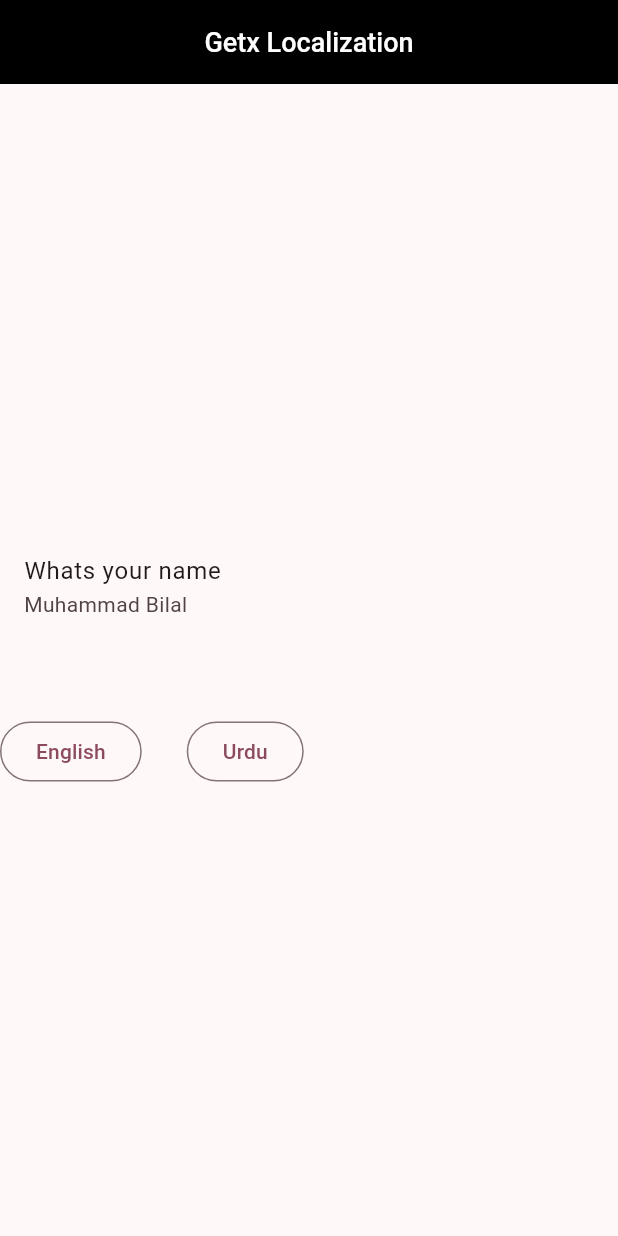
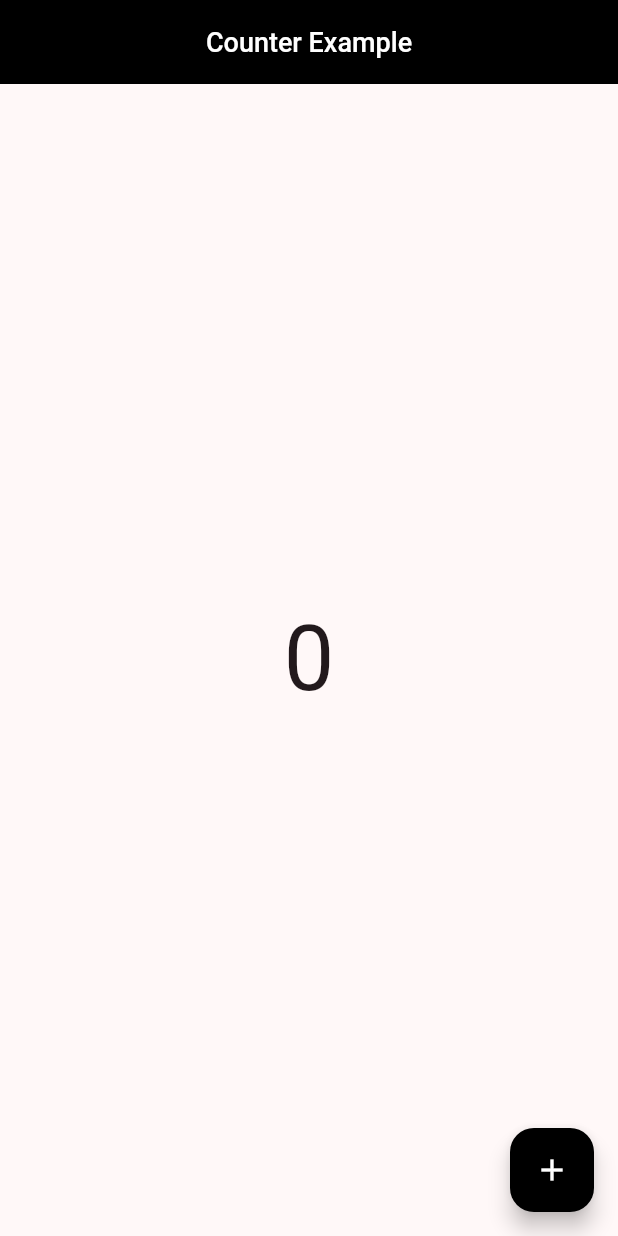
Before and after one commit to MuhammadBilalAbid/getx, a Flutter app: the screen it shows after launch, on a phone screen of 412 x 824 dp. Run offline on Flutter 3.47's test engine with Material 3 defaults, Android fonts, the phone set to English and light mode, and no system bars; our stand-ins replace get.

Commit message:
setState 11-11

```diff
--- a/lib/home_screen.dart
+++ b/lib/home_screen.dart
@@ -1,5 +1,4 @@
 import 'package:flutter/material.dart';
-import 'package:get/get.dart';
 
 class HomeScreen extends StatefulWidget {
   const HomeScreen({super.key});
@@ -9,109 +8,30 @@ class HomeScreen extends StatefulWidget {
 }
 
 class _HomeScreenState extends State<HomeScreen> {
+  int counter = 0;
   @override
   Widget build(BuildContext context) {
+    print("hello");
     return Scaffold(
       appBar: AppBar(
-        title: const Text("Getx Localization"),
+        title: const Text("Counter Example"),
       ),
-      // body: Column(
-      //   mainAxisAlignment: MainAxisAlignment.center,
-      //   crossAxisAlignment: CrossAxisAlignment.center,
-      //   children: [
-      //     // Card(
-      //     //   color: Colors.greenAccent,
-      //     //   child: ListTile(
-      //     //     title: const Text("Getx dialoge alert"),
-      //     //     subtitle: const Text("Getx dialoge alert"),
-      //     //     onTap: () {
-      //     //       Get.bottomSheet(Container(
-      //     //         decoration: BoxDecoration(
-      //     //           color: Colors.black,
-      //     //           borderRadius: BorderRadius.circular(15),
-      //     //         ),
-      //     //         child: Column(
-      //     //           children: [
-      //     //             const SizedBox(height: 12),
-      //     //             ListTile(
-      //     //               leading: const Icon(Icons.light_mode),
-      //     //               title: const Text("Light Mode"),
-      //     //               onTap: () {
-      //     //                 Get.changeTheme(ThemeData.light());
-      //     //               },
-      //     //             ),
-      //     //             ListTile(
-      //     //               leading: const Icon(Icons.dark_mode),
-      //     //               title: const Text("Dark Mode"),
-      //     //               onTap: () {
-      //     //                 Get.changeTheme(ThemeData.dark());
-      //     //               },
-      //     //             )
-      //     //           ],
-      //     //         ),
-      //     //       ));
-      //     //     },
-      //     //   ),
-      //     // )
-      //     // Center(
-      //     //   child: TextButton(
-      //     //     onPressed: () {
-      //     //       Get.toNamed('/screen-one', arguments: {'name': 'Bilal'});
-      //     //     },
-      //     //     child: const Text("Go to screen one"),
-      //     //   ),
-      //     // )
-
-      //   ],
-      // ),
-      // floatingActionButton: FloatingActionButton(
-      //   backgroundColor: Colors.black,
-      //   onPressed: () {
-      //     Get.snackbar(
-      //       onTap: (snack) {},
-      //       "Asif taj",
-      //       "Subscribe my channale",
-      //       colorText: Colors.white,
-      //       backgroundColor: Colors.black,
-      //       snackPosition: SnackPosition.TOP,
-      //     );
-      //   },
-      //   child: const Icon(
-      //     Icons.add,
-      //     color: Colors.white,
-      //   ),
-      // ),
-      // body: Container(
-      //   height: Get.height * 0.50,
-      //   color: Colors.red,
-      //   child: const Center(child: Text("center")),
-      // ),
-      body: Column(
-        mainAxisAlignment: MainAxisAlignment.center,
-        children: [
-          ListTile(
-            title: Text('message'.tr),
-            subtitle: Text('name'.tr),
-          ),
-          const SizedBox(height: 50),
-          Row(
-            children: [
-              OutlinedButton(
-                onPressed: () {
-                  Get.updateLocale(const Locale('en', 'US'));
-                },
-                child: const Text("English"),
-              ),
-              const SizedBox(width: 30),
-              OutlinedButton(
-                onPressed: () {
-                  Get.updateLocale(const Locale('ur', 'Pk'));
-                },
-                child: const Text("Urdu"),
-              )
-            ],
-          )
-        ],
+      body: Center(
+        child: Text(
+          counter.toString(),
+          style: const TextStyle(fontSize: 60),
+        ),
+      ),
+      floatingActionButton: FloatingActionButton(
+        backgroundColor: Colors.black,
+        onPressed: () {
+          counter++;
+          setState(() {});
+        },
+        child: const Icon(
+          Icons.add,
+          color: Colors.white,
+        ),
       ),
     );
   }
--- a/lib/main.dart
+++ b/lib/main.dart
@@ -2,8 +2,6 @@ import 'package:flutter/material.dart';
 import 'package:get/get.dart';
 import 'package:getx_eample/home_screen.dart';
 import 'package:getx_eample/languages.dart';
-import 'package:getx_eample/screen_one.dart';
-import 'package:getx_eample/screen_two.dart';
 
 void main() {
   runApp(const MyApp());
--- a/lib/screen_one.dart
+++ b/lib/screen_one.dart
@@ -1,3 +1,5 @@
+// ignore_for_file: must_be_immutable
+
 import 'package:flutter/material.dart';
 import 'package:get/get.dart';
 
```
